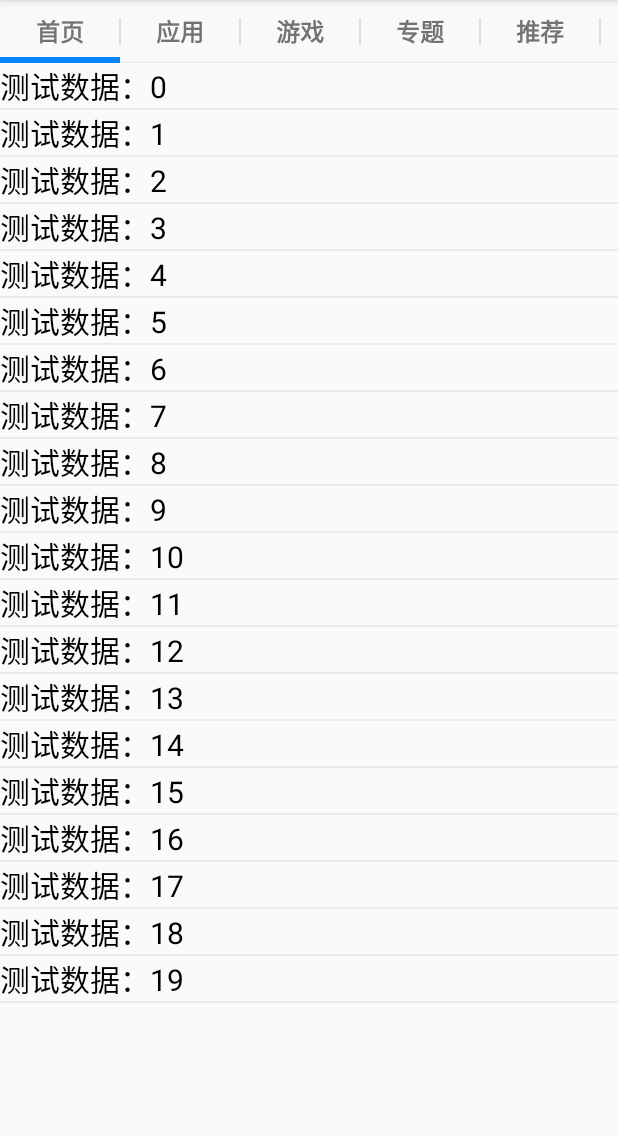
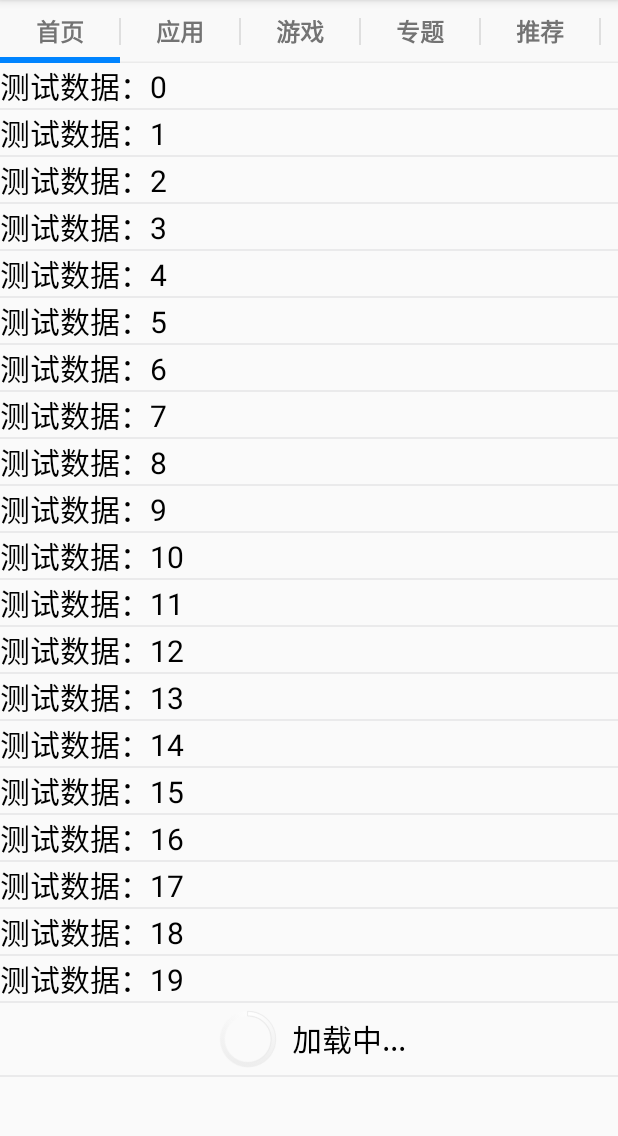
Before and after one commit to qiangzhouliang/GooglePlay, an Android app: the screen it shows after launch (MainActivity), on a phone screen of 412 x 824 dp, the part 84-1220 px from its top. Run offline under Robolectric (Android 15) with nearby library versions, the phone set to English and light mode, and no system bars.

Commit message:
listView增加加载更多的布局

```diff
--- a/app/src/main/java/com/example/qzl/googleplay/ui/adapter/MyBaseAdapter.java
+++ b/app/src/main/java/com/example/qzl/googleplay/ui/adapter/MyBaseAdapter.java
@@ -5,6 +5,7 @@ import android.view.ViewGroup;
 import android.widget.BaseAdapter;
 
 import com.example.qzl.googleplay.ui.holder.BaseHolder;
+import com.example.qzl.googleplay.ui.holder.MoreHolder;
 
 import java.util.ArrayList;
 
@@ -13,13 +14,17 @@ import java.util.ArrayList;
  * Created by Qzl on 2016-08-07.
  */
 public abstract class MyBaseAdapter<T> extends BaseAdapter {
+
+    private static final int TYPE_NOMAL = 0;//正常类型
+    private static final int TYPE_MORE = 1;//加载更多类型
+
     private ArrayList<T> data;
     public MyBaseAdapter(ArrayList<T> data){
         this.data = data;
     }
     @Override
     public int getCount() {
-        return data.size();
+        return data.size() + 1;//增加加载更多布局的数量
     }
 
     @Override
@@ -32,6 +37,28 @@ public abstract class MyBaseAdapter<T> extends BaseAdapter {
         return position;
     }
 
+    //返回布局类型个数
+
+    @Override
+    public int getViewTypeCount() {
+        return 2;//返回两种类型，分别是普通类型和下拉加载更多两种类型
+    }
+
+    //返回当前位置应该展示那种布局类型
+    @Override
+    public int getItemViewType(int position) {
+        if (position == getCount() - 1){
+            //最后一个
+            return TYPE_MORE;
+        }else {
+            return getInnerType();
+        }
+    }
+    //子类可以重写此方法来更改返回的布局类型
+    public int getInnerType(){
+        return TYPE_NOMAL;//默认就是普通类型
+    }
+
     @Override
     public View getView(int position, View convertView, ViewGroup parent) {
         BaseHolder holder;
@@ -39,12 +66,23 @@ public abstract class MyBaseAdapter<T> extends BaseAdapter {
             //1 加载布局文件
             // 2 初始化控件，findViewById
             //3 打标记
-            holder = getHolder();//子类返回具体对象
+            //判断是否是加载更多的类型
+            if (getItemViewType(position) == TYPE_MORE){
+                //加载更多
+                holder = new MoreHolder();
+            }else {
+                holder = getHolder();//子类返回具体对象
+            }
         }else {
             holder = (BaseHolder) convertView.getTag();
         }
         //4 刷新数据
-        holder.setData(getItem(position));
+        if (getItemViewType(position) != TYPE_MORE) {
+            holder.setData(getItem(position));
+        }else {
+            //加载更多布局的数据
+
+        }
         return holder.getRootView();
     }
     //返回当前页面的holder对象，必须子类实现
--- /dev/null
+++ b/app/src/main/java/com/example/qzl/googleplay/ui/holder/MoreHolder.java
@@ -0,0 +1,22 @@
+package com.example.qzl.googleplay.ui.holder;
+
+import android.view.View;
+
+import com.example.qzl.googleplay.R;
+import com.example.qzl.googleplay.utils.UIUtils;
+
+/**
+ * Created by Qzl on 2016-08-07.
+ */
+public class MoreHolder extends BaseHolder<Integer> {
+    @Override
+    public View initView() {
+        View view = UIUtils.inflate(R.layout.list_item_more);
+        return view;
+    }
+
+    @Override
+    public void refreshView(Integer data) {
+
+    }
+}
--- /dev/null
+++ b/app/src/main/res/layout/list_item_more.xml
@@ -0,0 +1,20 @@
+<?xml version="1.0" encoding="utf-8"?>
+<LinearLayout
+    xmlns:android="http://schemas.android.com/apk/res/android"
+    android:layout_width="match_parent"
+    android:layout_height="wrap_content"
+    android:gravity="center"
+    android:orientation="horizontal">
+    <ProgressBar
+        android:id="@+id/pb_lim_progressBar"
+        android:layout_width="wrap_content"
+        android:layout_height="wrap_content"
+        android:indeterminateDrawable="@drawable/custom_progress"/>
+    <TextView
+        android:layout_width="wrap_content"
+        android:layout_height="wrap_content"
+        android:text="加载中..."
+        android:textColor="#000"
+        android:textSize="20sp"
+        android:layout_marginLeft="5dp"/>
+</LinearLayout>
```
